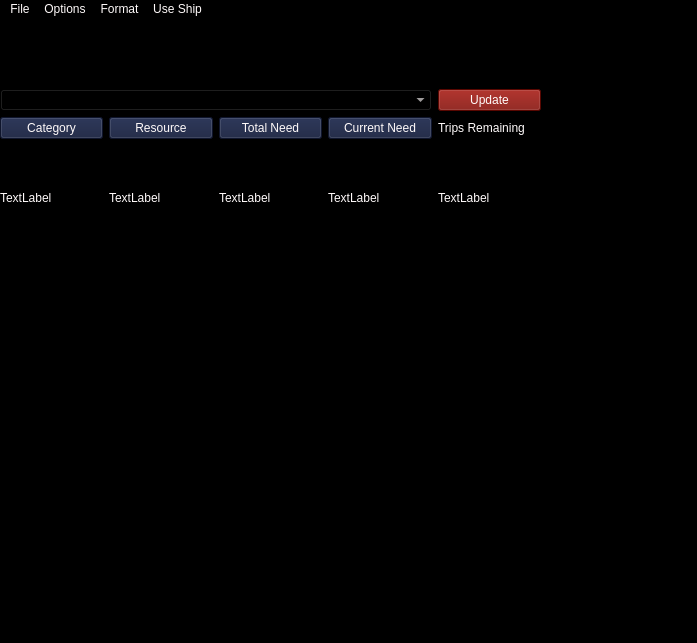
Above: elite-colonisationv2.0.ui from Roescoe/elite-colonisation-v-2 before the change. Below: the same form after it.
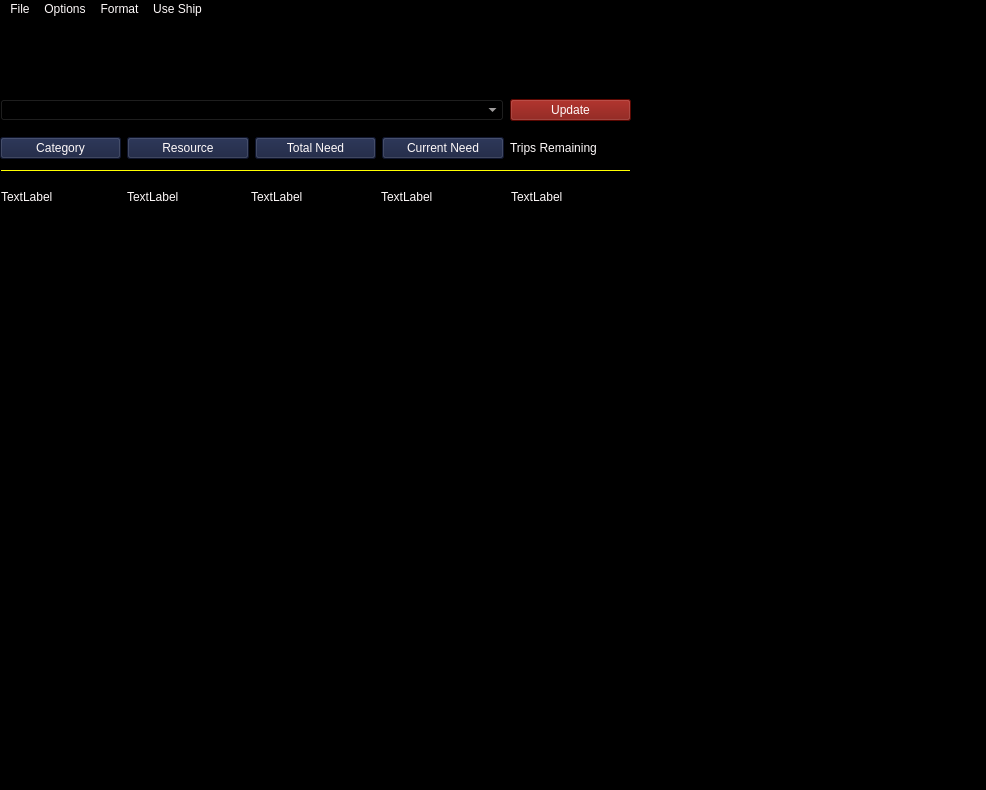
That is the form after the change.

Commit message: Add reading of stations and text size selection saving

Patch:
```diff
--- a/elite-colonisationv2.0.ui
+++ b/elite-colonisationv2.0.ui
@@ -6,8 +6,8 @@
    <rect>
     <x>0</x>
     <y>0</y>
-    <width>697</width>
-    <height>643</height>
+    <width>986</width>
+    <height>790</height>
    </rect>
   </property>
   <property name="windowTitle">
@@ -22,36 +22,11 @@
      <rect>
       <x>0</x>
       <y>70</y>
-      <width>541</width>
-      <height>161</height>
+      <width>631</width>
+      <height>81</height>
      </rect>
     </property>
-    <layout class="QGridLayout" name="gridLayout">
-     <item row="1" column="2">
-      <widget class="QPushButton" name="total_need">
-       <property name="styleSheet">
-        <string notr="true">QPushButton {background-color: rgb(21, 30, 61);}
-QPushButton:hover {background-color: rgb(24, 90, 0);}</string>
-       </property>
-       <property name="text">
-        <string>Total Need</string>
-       </property>
-      </widget>
-     </item>
-     <item row="2" column="1">
-      <widget class="QLabel" name="resource_label">
-       <property name="text">
-        <string>TextLabel</string>
-       </property>
-      </widget>
-     </item>
-     <item row="2" column="4">
-      <widget class="QLabel" name="trips_remaining_label">
-       <property name="text">
-        <string>TextLabel</string>
-       </property>
-      </widget>
-     </item>
+    <layout class="QGridLayout" name="selectAndButtons">
      <item row="0" column="4">
       <widget class="QPushButton" name="update">
        <property name="styleSheet">
@@ -63,45 +38,6 @@
        </property>
       </widget>
      </item>
-     <item row="2" column="3">
-      <widget class="QLabel" name="current_need_label">
-       <property name="text">
-        <string>TextLabel</string>
-       </property>
-      </widget>
-     </item>
-     <item row="1" column="0">
-      <widget class="QPushButton" name="category">
-       <property name="styleSheet">
-        <string notr="true">QPushButton {background-color: rgb(21, 30, 61);}
-QPushButton:hover {background-color: rgb(24, 90, 0);}</string>
-       </property>
-       <property name="text">
-        <string>Category</string>
-       </property>
-      </widget>
-     </item>
-     <item row="1" column="1">
-      <widget class="QPushButton" name="resource">
-       <property name="styleSheet">
-        <string notr="true">QPushButton {background-color: rgb(21, 30, 61);}
-QPushButton:hover {background-color: rgb(24, 90, 0);}</string>
-       </property>
-       <property name="text">
-        <string>Resource</string>
-       </property>
-      </widget>
-     </item>
-     <item row="0" column="0" colspan="4">
-      <widget class="QComboBox" name="stationList"/>
-     </item>
-     <item row="2" column="0">
-      <widget class="QLabel" name="category_label">
-       <property name="text">
-        <string>TextLabel</string>
-       </property>
-      </widget>
-     </item>
      <item row="1" column="4">
       <widget class="QLabel" name="remaining_column_label">
        <property name="styleSheet">
@@ -112,13 +48,6 @@
        </property>
       </widget>
      </item>
-     <item row="2" column="2">
-      <widget class="QLabel" name="total_need_label">
-       <property name="text">
-        <string>TextLabel</string>
-       </property>
-      </widget>
-     </item>
      <item row="1" column="3">
       <widget class="QPushButton" name="current_need">
        <property name="styleSheet">
@@ -130,6 +59,155 @@
        </property>
       </widget>
      </item>
+     <item row="0" column="0" colspan="4">
+      <widget class="QComboBox" name="stationList"/>
+     </item>
+     <item row="1" column="1">
+      <widget class="QPushButton" name="resource">
+       <property name="styleSheet">
+        <string notr="true">QPushButton {background-color: rgb(21, 30, 61);}
+QPushButton:hover {background-color: rgb(24, 90, 0);}</string>
+       </property>
+       <property name="text">
+        <string>Resource</string>
+       </property>
+      </widget>
+     </item>
+     <item row="1" column="2">
+      <widget class="QPushButton" name="total_need">
+       <property name="styleSheet">
+        <string notr="true">QPushButton {background-color: rgb(21, 30, 61);}
+QPushButton:hover {background-color: rgb(24, 90, 0);}</string>
+       </property>
+       <property name="text">
+        <string>Total Need</string>
+       </property>
+      </widget>
+     </item>
+     <item row="1" column="0">
+      <widget class="QPushButton" name="category">
+       <property name="styleSheet">
+        <string notr="true">QPushButton {background-color: rgb(21, 30, 61);}
+QPushButton:hover {background-color: rgb(24, 90, 0);}</string>
+       </property>
+       <property name="text">
+        <string>Category</string>
+       </property>
+      </widget>
+     </item>
+    </layout>
+   </widget>
+   <widget class="QWidget" name="gridLayoutWidget">
+    <property name="geometry">
+     <rect>
+      <x>0</x>
+      <y>150</y>
+      <width>631</width>
+      <height>81</height>
+     </rect>
+    </property>
+    <layout class="QGridLayout" name="commodityGrid">
+     <item row="0" column="0">
+      <widget class="QScrollArea" name="scrollArea">
+       <property name="widgetResizable">
+        <bool>true</bool>
+       </property>
+       <widget class="QWidget" name="scrollAreaWidgetContents">
+        <property name="geometry">
+         <rect>
+          <x>0</x>
+          <y>0</y>
+          <width>627</width>
+          <height>77</height>
+         </rect>
+        </property>
+        <widget class="QLabel" name="category_label">
+         <property name="geometry">
+          <rect>
+           <x>0</x>
+           <y>16</y>
+           <width>121</width>
+           <height>21</height>
+          </rect>
+         </property>
+         <property name="text">
+          <string>TextLabel</string>
+         </property>
+        </widget>
+        <widget class="QLabel" name="resource_label">
+         <property name="geometry">
+          <rect>
+           <x>126</x>
+           <y>16</y>
+           <width>121</width>
+           <height>21</height>
+          </rect>
+         </property>
+         <property name="text">
+          <string>TextLabel</string>
+         </property>
+        </widget>
+        <widget class="QLabel" name="total_need_label">
+         <property name="geometry">
+          <rect>
+           <x>250</x>
+           <y>16</y>
+           <width>121</width>
+           <height>21</height>
+          </rect>
+         </property>
+         <property name="text">
+          <string>TextLabel</string>
+         </property>
+        </widget>
+        <widget class="QLabel" name="current_need_label">
+         <property name="geometry">
+          <rect>
+           <x>380</x>
+           <y>16</y>
+           <width>121</width>
+           <height>21</height>
+          </rect>
+         </property>
+         <property name="text">
+          <string>TextLabel</string>
+         </property>
+        </widget>
+        <widget class="QLabel" name="trips_remaining_label">
+         <property name="geometry">
+          <rect>
+           <x>510</x>
+           <y>16</y>
+           <width>121</width>
+           <height>21</height>
+          </rect>
+         </property>
+         <property name="text">
+          <string>TextLabel</string>
+         </property>
+        </widget>
+        <widget class="Line" name="line">
+         <property name="geometry">
+          <rect>
+           <x>0</x>
+           <y>0</y>
+           <width>1000</width>
+           <height>1</height>
+          </rect>
+         </property>
+         <property name="autoFillBackground">
+          <bool>false</bool>
+         </property>
+         <property name="styleSheet">
+          <string notr="true">border: 0.5px solid yellow; border-style: inset;</string>
+         </property>
+         <property name="orientation">
+          <enum>Qt::Horizontal</enum>
+         </property>
+        </widget>
+       </widget>
+      </widget>
+     </item>
     </layout>
    </widget>
   </widget>
@@ -138,7 +216,7 @@
     <rect>
      <x>0</x>
      <y>0</y>
-     <width>697</width>
+     <width>986</width>
      <height>20</height>
     </rect>
    </property>
```
The commit also changes 2 other files.
